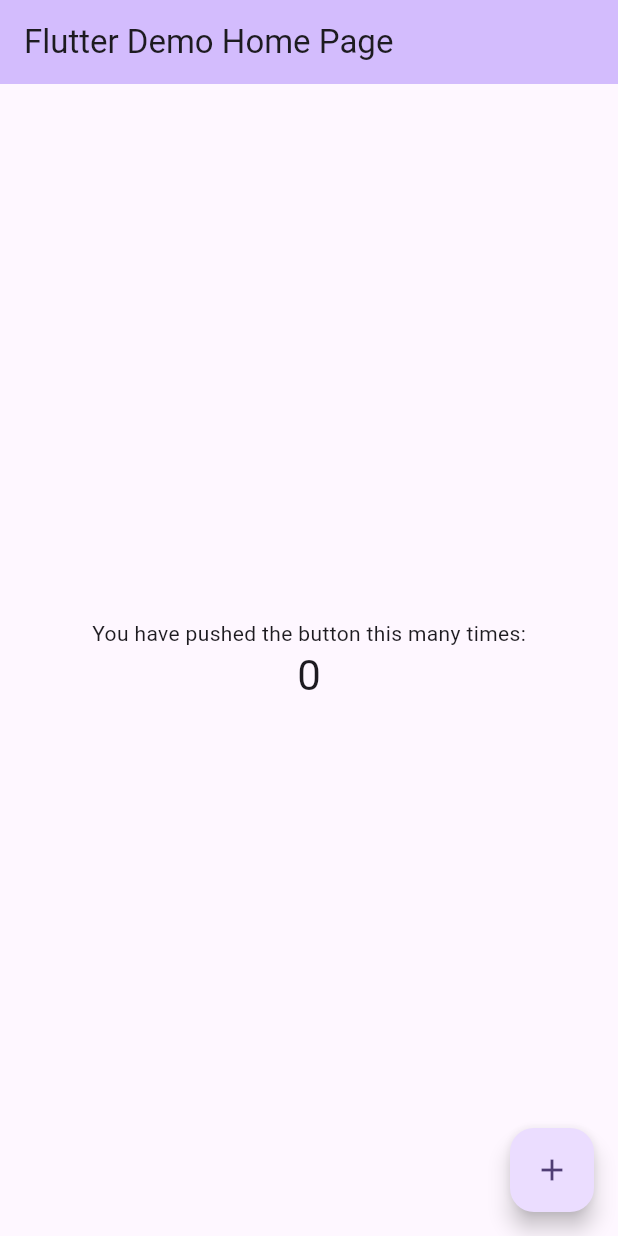
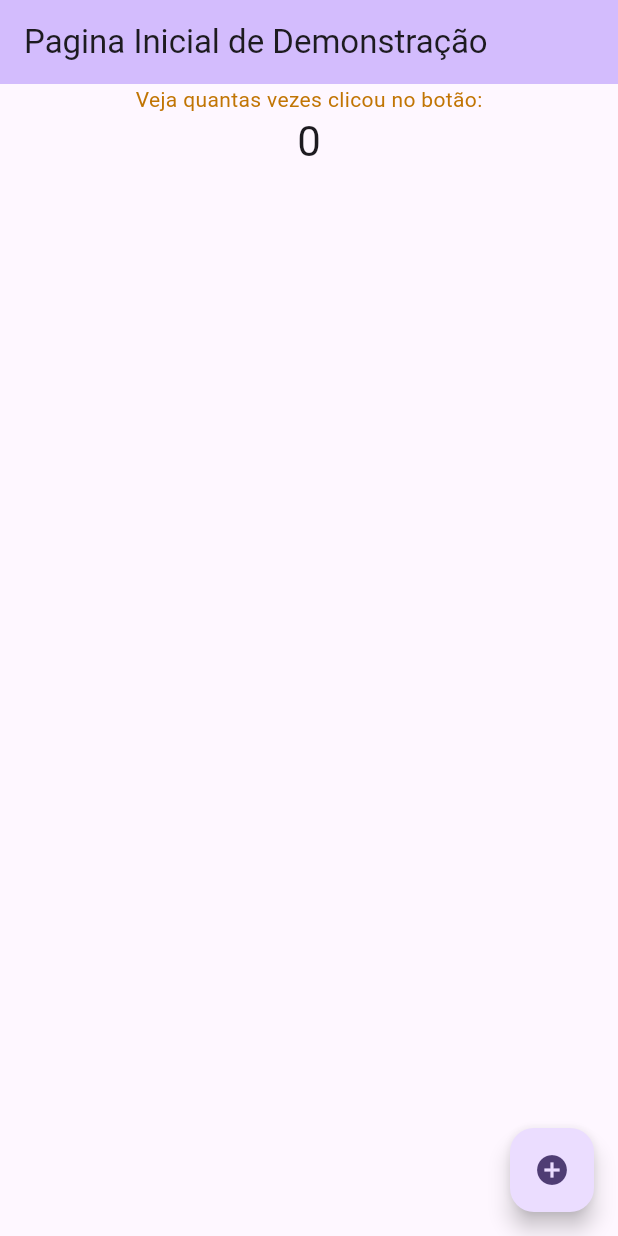
Before and after one commit to anielson1silva15/meuappflutter, a Flutter app: the screen it shows after launch, on a phone screen of 412 x 824 dp. Run offline on Flutter 3.47's test engine with Material 2 defaults, Android fonts, the phone set to English and light mode, and no system bars; missing offline and left inert: dart:html.

Commit message:
Commit inicial

```diff
--- a/lib/main.dart
+++ b/lib/main.dart
@@ -1,3 +1,6 @@
+import 'dart:html';
+import 'dart:ui';
+
 import 'package:flutter/material.dart';
 
 void main() {
@@ -31,7 +34,7 @@ class MyApp extends StatelessWidget {
         colorScheme: ColorScheme.fromSeed(seedColor: Colors.deepPurple),
         useMaterial3: true,
       ),
-      home: const MyHomePage(title: 'Flutter Demo Home Page'),
+      home: const MyHomePage(title: 'Pagina Inicial de Demonstração'),
     );
   }
 }
@@ -64,7 +67,7 @@ class _MyHomePageState extends State<MyHomePage> {
       // so that the display can reflect the updated values. If we changed
       // _counter without calling setState(), then the build method would not be
       // called again, and so nothing would appear to happen.
-      _counter++;
+      _counter += 2;
     });
   }
 
@@ -103,10 +106,11 @@ class _MyHomePageState extends State<MyHomePage> {
           // TRY THIS: Invoke "debug painting" (choose the "Toggle Debug Paint"
           // action in the IDE, or press "p" in the console), to see the
           // wireframe for each widget.
-          mainAxisAlignment: MainAxisAlignment.center,
+          mainAxisAlignment: MainAxisAlignment.start,
           children: <Widget>[
             const Text(
-              'You have pushed the button this many times:',
+              'Veja quantas vezes clicou no botão:',
+              style: TextStyle(color: Color.fromARGB(255, 193, 117, 4)),
             ),
             Text(
               '$_counter',
@@ -118,7 +122,7 @@ class _MyHomePageState extends State<MyHomePage> {
       floatingActionButton: FloatingActionButton(
         onPressed: _incrementCounter,
         tooltip: 'Increment',
-        child: const Icon(Icons.add),
+        child: const Icon(Icons.add_circle),
       ), // This trailing comma makes auto-formatting nicer for build methods.
     );
   }
```
